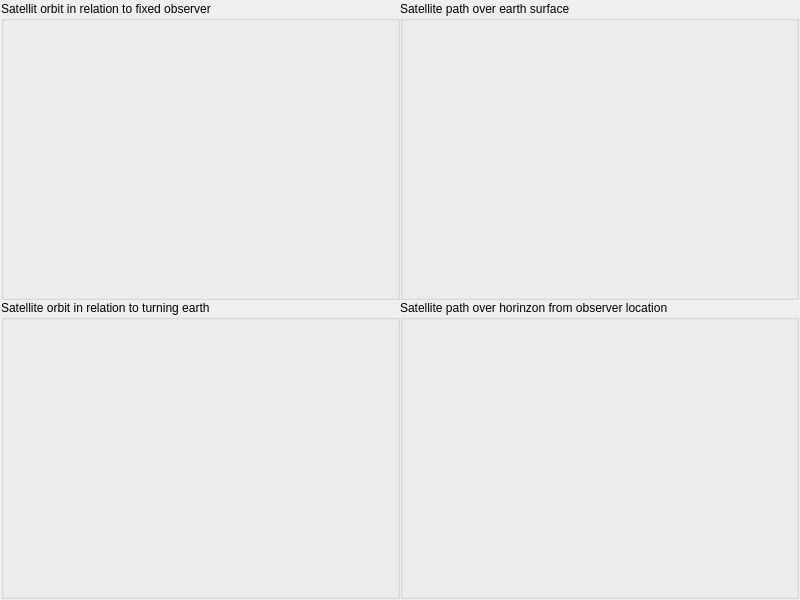
The window that mw4/gui/widgets/satellite.ui (mworion/MountWizzard4) describes before a commit, drawn with Qt 5.
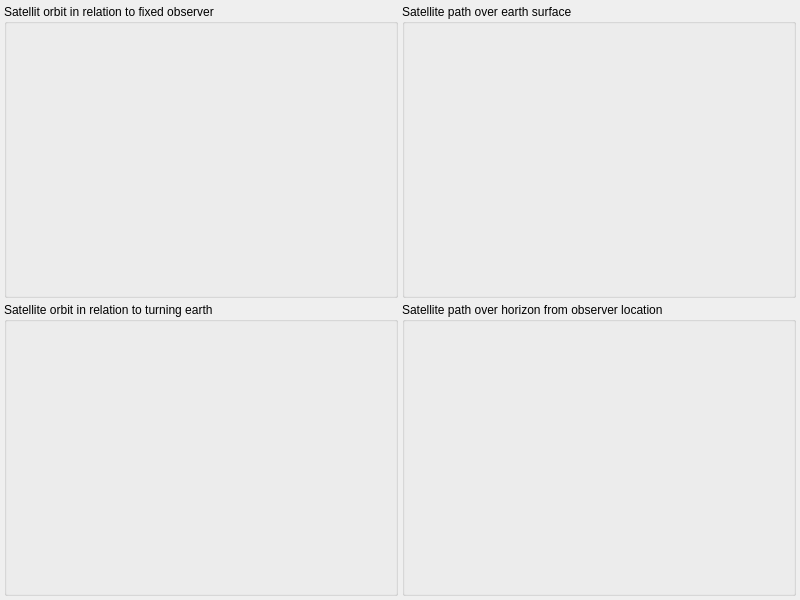
The same window after the commit.

```diff
--- a/mw4/gui/widgets/satellite.ui
+++ b/mw4/gui/widgets/satellite.ui
@@ -50,19 +50,19 @@
   </property>
   <layout class="QGridLayout" name="gridLayout">
    <property name="leftMargin">
-    <number>1</number>
+    <number>4</number>
    </property>
    <property name="topMargin">
-    <number>1</number>
+    <number>4</number>
    </property>
    <property name="rightMargin">
-    <number>1</number>
+    <number>4</number>
    </property>
    <property name="bottomMargin">
-    <number>1</number>
+    <number>4</number>
    </property>
    <property name="spacing">
-    <number>0</number>
+    <number>4</number>
    </property>
    <item row="0" column="1">
     <widget class="QGroupBox" name="groupBox_3">
@@ -75,39 +75,79 @@
      <property name="title">
       <string>Satellite path over earth surface</string>
      </property>
-     <widget class="QWidget" name="satEarth" native="true">
-      <property name="geometry">
-       <rect>
-        <x>5</x>
-        <y>20</y>
-        <width>381</width>
-        <height>276</height>
-       </rect>
+     <property name="large" stdset="0">
+      <bool>true</bool>
+     </property>
+     <layout class="QGridLayout" name="gridLayout_5">
+      <property name="leftMargin">
+       <number>0</number>
       </property>
-      <property name="sizePolicy">
-       <sizepolicy hsizetype="Expanding" vsizetype="Expanding">
-        <horstretch>0</horstretch>
-        <verstretch>0</verstretch>
-       </sizepolicy>
+      <property name="topMargin">
+       <number>8</number>
       </property>
-     </widget>
+      <property name="rightMargin">
+       <number>0</number>
+      </property>
+      <property name="bottomMargin">
+       <number>0</number>
+      </property>
+      <property name="spacing">
+       <number>0</number>
+      </property>
+      <item row="0" column="0">
+       <widget class="QWidget" name="satEarth" native="true">
+        <property name="sizePolicy">
+         <sizepolicy hsizetype="Preferred" vsizetype="Preferred">
+          <horstretch>0</horstretch>
+          <verstretch>0</verstretch>
+         </sizepolicy>
+        </property>
+       </widget>
+      </item>
+     </layout>
     </widget>
    </item>
    <item row="1" column="1">
     <widget class="QGroupBox" name="groupBox_4">
+     <property name="sizePolicy">
+      <sizepolicy hsizetype="Expanding" vsizetype="Expanding">
+       <horstretch>0</horstretch>
+       <verstretch>0</verstretch>
+      </sizepolicy>
+     </property>
      <property name="title">
-      <string>Satellite path over horinzon from observer location</string>
+      <string>Satellite path over horizon from observer location</string>
      </property>
-     <widget class="QWidget" name="satHorizon" native="true">
-      <property name="geometry">
-       <rect>
-        <x>5</x>
-        <y>20</y>
-        <width>381</width>
-        <height>276</height>
-       </rect>
+     <property name="large" stdset="0">
+      <bool>true</bool>
+     </property>
+     <layout class="QGridLayout" name="gridLayout_4">
+      <property name="leftMargin">
+       <number>0</number>
       </property>
-     </widget>
+      <property name="topMargin">
+       <number>8</number>
+      </property>
+      <property name="rightMargin">
+       <number>0</number>
+      </property>
+      <property name="bottomMargin">
+       <number>0</number>
+      </property>
+      <property name="spacing">
+       <number>0</number>
+      </property>
+      <item row="0" column="0">
+       <widget class="QWidget" name="satHorizon" native="true">
+        <property name="sizePolicy">
+         <sizepolicy hsizetype="Preferred" vsizetype="Preferred">
+          <horstretch>0</horstretch>
+          <verstretch>0</verstretch>
+         </sizepolicy>
+        </property>
+       </widget>
+      </item>
+     </layout>
     </widget>
    </item>
    <item row="1" column="0">
@@ -121,16 +161,36 @@
      <property name="title">
       <string>Satellite orbit in relation to turning earth</string>
      </property>
-     <widget class="QWidget" name="satSphere1" native="true">
-      <property name="geometry">
-       <rect>
-        <x>10</x>
-        <y>25</y>
-        <width>371</width>
-        <height>266</height>
-       </rect>
+     <property name="large" stdset="0">
+      <bool>true</bool>
+     </property>
+     <layout class="QGridLayout" name="gridLayout_3">
+      <property name="leftMargin">
+       <number>0</number>
       </property>
-     </widget>
+      <property name="topMargin">
+       <number>8</number>
+      </property>
+      <property name="rightMargin">
+       <number>0</number>
+      </property>
+      <property name="bottomMargin">
+       <number>0</number>
+      </property>
+      <property name="spacing">
+       <number>0</number>
+      </property>
+      <item row="0" column="0">
+       <widget class="QWidget" name="satSphere1" native="true">
+        <property name="sizePolicy">
+         <sizepolicy hsizetype="Preferred" vsizetype="Preferred">
+          <horstretch>0</horstretch>
+          <verstretch>0</verstretch>
+         </sizepolicy>
+        </property>
+       </widget>
+      </item>
+     </layout>
     </widget>
    </item>
    <item row="0" column="0">
@@ -144,22 +204,42 @@
      <property name="title">
       <string>Satellit orbit in relation to fixed observer</string>
      </property>
-     <widget class="QWidget" name="satSphere2" native="true">
-      <property name="geometry">
-       <rect>
-        <x>10</x>
-        <y>25</y>
-        <width>371</width>
-        <height>266</height>
-       </rect>
+     <property name="large" stdset="0">
+      <bool>true</bool>
+     </property>
+     <layout class="QGridLayout" name="gridLayout_2">
+      <property name="leftMargin">
+       <number>0</number>
       </property>
-      <property name="sizePolicy">
-       <sizepolicy hsizetype="Expanding" vsizetype="Expanding">
-        <horstretch>0</horstretch>
-        <verstretch>0</verstretch>
-       </sizepolicy>
+      <property name="topMargin">
+       <number>8</number>
       </property>
-     </widget>
+      <property name="rightMargin">
+       <number>0</number>
+      </property>
+      <property name="bottomMargin">
+       <number>0</number>
+      </property>
+      <property name="spacing">
+       <number>0</number>
+      </property>
+      <item row="0" column="0">
+       <widget class="QWidget" name="satSphere2" native="true">
+        <property name="sizePolicy">
+         <sizepolicy hsizetype="Preferred" vsizetype="Preferred">
+          <horstretch>0</horstretch>
+          <verstretch>0</verstretch>
+         </sizepolicy>
+        </property>
+        <property name="minimumSize">
+         <size>
+          <width>0</width>
+          <height>0</height>
+         </size>
+        </property>
+       </widget>
+      </item>
+     </layout>
     </widget>
    </item>
   </layout>
```
